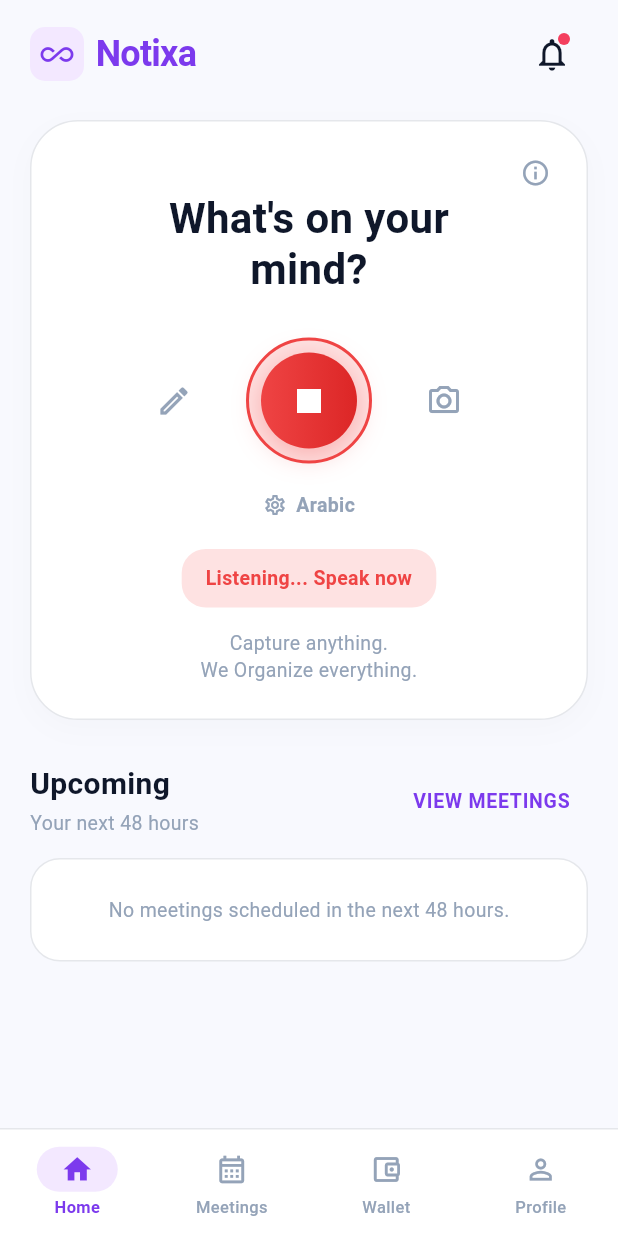
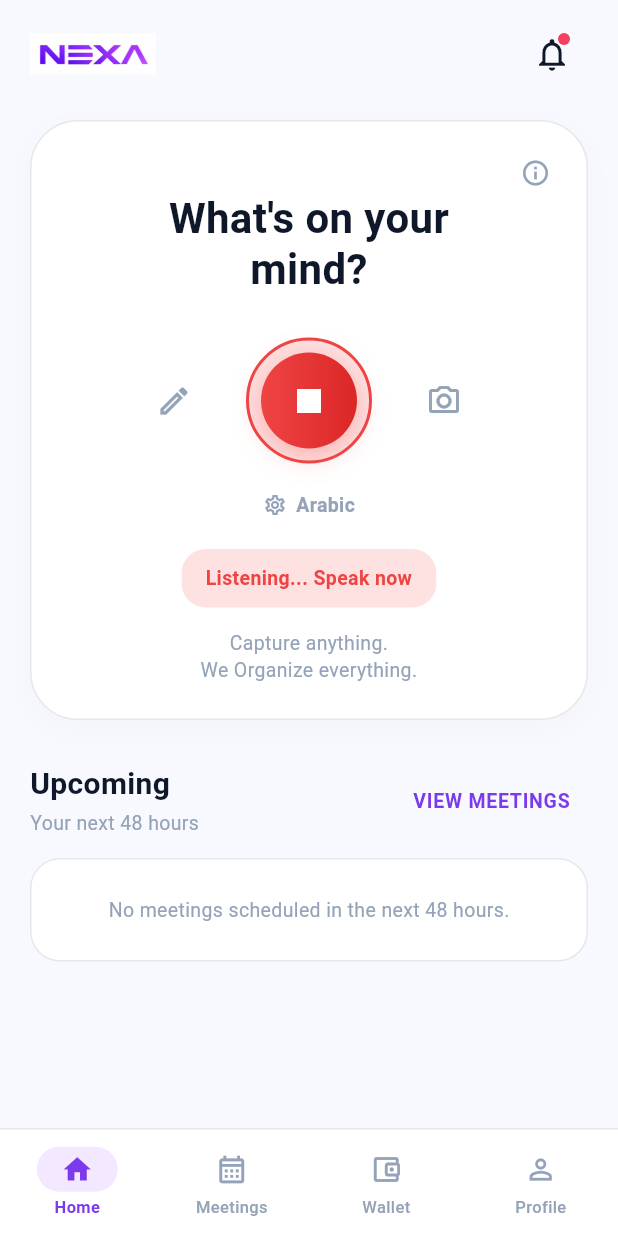
Before and after one commit to M7MDMKRM/notixa, a Flutter app: the screen it shows after launch, after a tap on the "mic" icon, on a phone screen of 412 x 824 dp. Run offline on Flutter 3.47's test engine with Material 3 defaults, Android fonts, the phone set to English and light mode, and no system bars; our stand-ins replace dio, equatable, flutter_bloc, flutter_secure_storage, flutter_svg, get_it and 3 more; missing offline and left inert: dart:js; accounts and stored records are empty; network calls fail; Roboto replaces fonts that are missing (Cairo).

Commit message:
feat(branding): update app branding, title, and logo to NEXA across all screens

```diff
--- a/lib/app/app.dart
+++ b/lib/app/app.dart
@@ -80,7 +80,7 @@ class _NotixaAppState extends State<NotixaApp> {
           BlocProvider<WalletBloc>(create: (_) => sl<WalletBloc>()),
         ],
         child: MaterialApp(
-          title: 'Notixa',
+          title: 'Nexa',
           debugShowCheckedModeBanner: false,
           theme: NotixaTheme.lightTheme,
           darkTheme: NotixaTheme.darkTheme,
--- a/lib/features/home/presentation/screens/home_dashboard_screen.dart
+++ b/lib/features/home/presentation/screens/home_dashboard_screen.dart
@@ -187,32 +187,14 @@ class _HomeDashboardScreenState extends State<HomeDashboardScreen> {
           child: Column(
             crossAxisAlignment: CrossAxisAlignment.start,
             children: [
-              // 1. TOP HEADER (Logo + Notification Bell)
+              // 1. TOP HEADER (NEXA Logo + Notification Bell)
               Row(
                 mainAxisAlignment: MainAxisAlignment.spaceBetween,
                 children: [
-                  Row(
-                    children: [
-                      Container(
-                        width: 36,
-                        height: 36,
-                        decoration: BoxDecoration(
-                          color: NotixaPalette.purpleBadge,
-                          borderRadius: BorderRadius.circular(10),
-                        ),
-                        child: const Icon(Icons.all_inclusive, color: NotixaPalette.primary, size: 22),
-                      ),
-                      const SizedBox(width: 8),
-                      const Text(
-                        'Notixa',
-                        style: TextStyle(
-                          fontSize: 24,
-                          fontWeight: FontWeight.bold,
-                          color: NotixaPalette.primary,
-                          letterSpacing: -0.5,
-                        ),
-                      ),
-                    ],
+                  Image.asset(
+                    'assets/nexa_logo.png',
+                    height: 28,
+                    fit: BoxFit.contain,
                   ),
                   Stack(
                     children: [
--- a/lib/features/profile/presentation/screens/profile_screen.dart
+++ b/lib/features/profile/presentation/screens/profile_screen.dart
@@ -37,32 +37,14 @@ class _ProfileScreenState extends State<ProfileScreen> {
           child: Column(
             crossAxisAlignment: CrossAxisAlignment.start,
             children: [
-              // 1. TOP HEADER (Logo + Notification Bell)
+              // 1. TOP HEADER (NEXA Logo + Notification Bell)
               Row(
                 mainAxisAlignment: MainAxisAlignment.spaceBetween,
                 children: [
-                  Row(
-                    children: [
-                      Container(
-                        width: 36,
-                        height: 36,
-                        decoration: BoxDecoration(
-                          color: NotixaPalette.purpleBadge,
-                          borderRadius: BorderRadius.circular(10),
-                        ),
-                        child: const Icon(Icons.all_inclusive, color: NotixaPalette.primary, size: 22),
-                      ),
-                      const SizedBox(width: 8),
-                      const Text(
-                        'Notixa',
-                        style: TextStyle(
-                          fontSize: 24,
-                          fontWeight: FontWeight.bold,
-                          color: NotixaPalette.primary,
-                          letterSpacing: -0.5,
-                        ),
-                      ),
-                    ],
+                  Image.asset(
+                    'assets/nexa_logo.png',
+                    height: 28,
+                    fit: BoxFit.contain,
                   ),
                   Stack(
                     children: [
@@ -428,11 +410,11 @@ class _ProfileScreenState extends State<ProfileScreen> {
                 ),
                 child: Column(
                   children: [
-                    _buildSettingsRow(Icons.info_outline, 'About Notixa', null, textPrimary, textMuted, () {}),
+                    _buildSettingsRow(Icons.info_outline, 'About Nexa', null, textPrimary, textMuted, () {}),
                     Divider(height: 1, color: borderColor),
                     _buildSettingsRow(Icons.shield_outlined, 'Privacy Policy', null, textPrimary, textMuted, () {}),
                     Divider(height: 1, color: borderColor),
-                    _buildSettingsRow(Icons.email_outlined, 'Contact Support', 'support@notixa.ai', textPrimary, textMuted, () {}),
+                    _buildSettingsRow(Icons.email_outlined, 'Contact Support', 'support@nexa.ai', textPrimary, textMuted, () {}),
                     Divider(height: 1, color: borderColor),
                     _buildSettingsRow(Icons.logout, 'Logout', null, const Color(0xFFEF4444), textMuted, () {}),
                   ],
@@ -488,7 +470,7 @@ class _ProfileScreenState extends State<ProfileScreen> {
               // 7. FOOTER VERSION
               Center(
                 child: Text(
-                  'Notixa v1.0.6',
+                  'Nexa v1.0.6',
                   style: TextStyle(
                     fontSize: 12,
                     fontWeight: FontWeight.w500,
--- a/lib/features/wallet/presentation/screens/wallet_screen.dart
+++ b/lib/features/wallet/presentation/screens/wallet_screen.dart
@@ -62,32 +62,14 @@ class _WalletScreenState extends State<WalletScreen> {
                   child: Column(
                     crossAxisAlignment: CrossAxisAlignment.start,
                     children: [
-                      // 1. TOP HEADER (Logo + Notification Bell)
+                      // 1. TOP HEADER (NEXA Logo + Notification Bell)
                       Row(
                         mainAxisAlignment: MainAxisAlignment.spaceBetween,
                         children: [
-                          Row(
-                            children: [
-                              Container(
-                                width: 36,
-                                height: 36,
-                                decoration: BoxDecoration(
-                                  color: NotixaPalette.purpleBadge,
-                                  borderRadius: BorderRadius.circular(10),
-                                ),
-                                child: const Icon(Icons.all_inclusive, color: NotixaPalette.primary, size: 22),
-                              ),
-                              const SizedBox(width: 8),
-                              const Text(
-                                'Notixa',
-                                style: TextStyle(
-                                  fontSize: 24,
-                                  fontWeight: FontWeight.bold,
-                                  color: NotixaPalette.primary,
-                                  letterSpacing: -0.5,
-                                ),
-                              ),
-                            ],
+                          Image.asset(
+                            'assets/nexa_logo.png',
+                            height: 28,
+                            fit: BoxFit.contain,
                           ),
                           Stack(
                             children: [
--- a/pubspec.yaml
+++ b/pubspec.yaml
@@ -51,6 +51,7 @@ flutter:
 
   assets:
     - assets/
+    - assets/nexa_logo.png
     - assets/Logo.png
     - assets/app_icon.png
     - assets/auth/
```
Also changed, not shown: assets/Logo.png, assets/nexa_logo.png (added), 1 other file.
